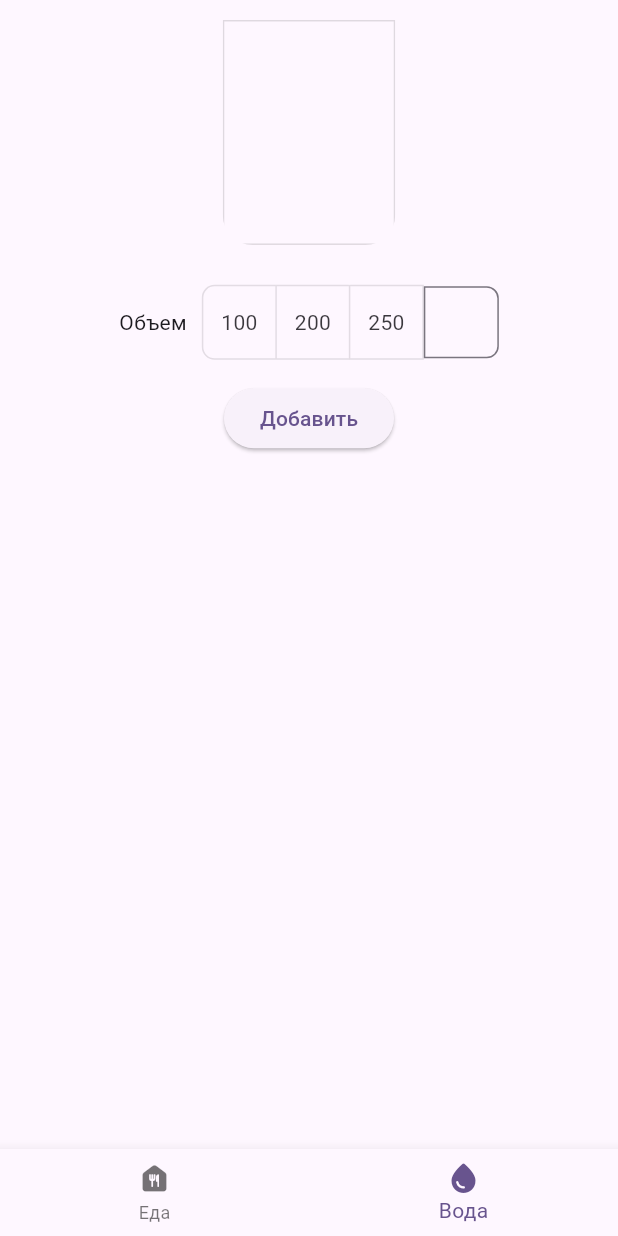
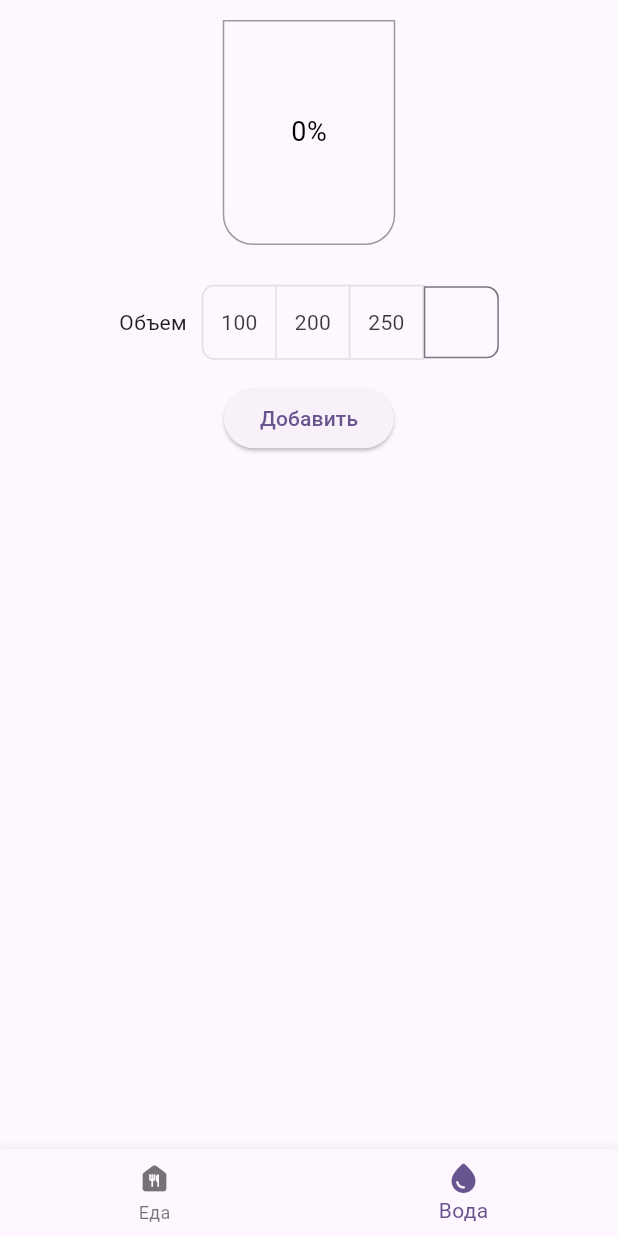
Before and after one commit to sergeybwk/recent_dishes_app, a Flutter app: the WaterScreen screen opened by its route, on a phone screen of 412 x 824 dp. Run offline on Flutter 3.47's test engine with Material 3 defaults, Android fonts, the phone set to English and light mode, and no system bars; our stand-ins replace auto_route, bloc, cloud_firestore, equatable, firebase_core, flutter_bloc; accounts and stored records are empty; statements that could not run were skipped.

Commit message:
Implemented displaying of errors in main_screen and water_screen, better water_cup_widget

```diff
--- a/lib/src/features/main_screen/data/dishes_api.dart
+++ b/lib/src/features/main_screen/data/dishes_api.dart
@@ -41,7 +41,6 @@ class DishesApiFirebase implements DishesApi {
             date: DateTime.fromMillisecondsSinceEpoch(
                 dateTime.millisecondsSinceEpoch),
             dishType: type));
-        print("loaded from db");
       }
     } catch (e) {
       print(e);
--- a/lib/src/features/water_screen/presentation/widgets/water_cup_widget.dart
+++ b/lib/src/features/water_screen/presentation/widgets/water_cup_widget.dart
@@ -7,26 +7,36 @@ class WaterCupWidget extends StatelessWidget {
 
   @override
   Widget build(BuildContext context) {
-    print("test ${(waterConsumed / 2000) * 200}");
-    return ClipRRect(
-      borderRadius: const BorderRadius.only(
-          bottomLeft: Radius.circular(20), bottomRight: Radius.circular(20)),
-      child: Container(
+    return Container(
       height: 150,
       width: 115,
       decoration: BoxDecoration(
+        borderRadius: const BorderRadius.only(
+            bottomLeft: Radius.circular(20), bottomRight: Radius.circular(20)),
         color: Colors.transparent,
-            border: Border.all(color: Colors.black12),),
-        child: Align(
+        border: Border.all(color: Colors.black38),
+      ),
+      child: Stack(children: [
+        Align(
           alignment: Alignment.bottomCenter,
           child: SizedBox(
               width: 115,
               height: (waterConsumed / 2000) * 150,
-              child: DecoratedBox(decoration: BoxDecoration(
+              child: const DecoratedBox(
+                  decoration: BoxDecoration(
+                borderRadius: const BorderRadius.only(
+                    bottomLeft: Radius.circular(20),
+                    bottomRight: Radius.circular(20)),
                 color: Colors.lightBlue,
               ))),
         ),
+        Center(
+          child: Text(
+            "${(waterConsumed / 2000 * 100).round()}%",
+            style: TextStyle(fontSize: 18, color: waterConsumed >= 1100 ? Colors.white : Colors.black ),
           ),
+        ),
+      ]),
     );
   }
 }
```
Also changed, not shown: lib/src/features/main_screen/presentation/bloc/main_screen_bloc.dart (+13 -8 lines), lib/src/features/main_screen/presentation/bloc/main_screen_state.dart (+9 -3 lines), lib/src/features/main_screen/presentation/main_screen.dart (+27 -4 lines), lib/src/features/water_screen/presentation/water_screen.dart (+17 -1 lines). Lines whose indentation alone changed are shown as unchanged.
